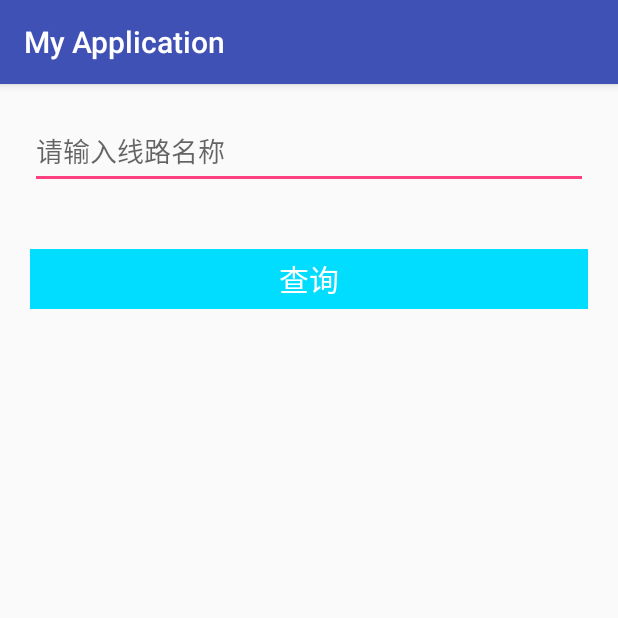
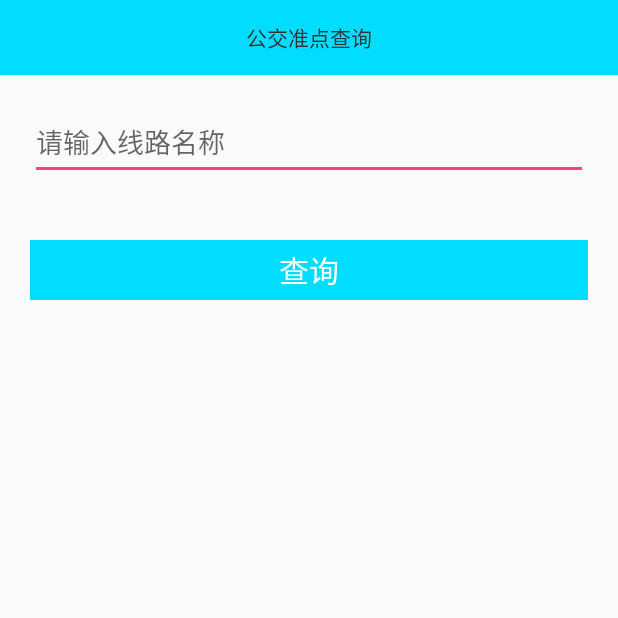
Before and after one commit to huxiaotian123/sh_bus, an Android app: the screen it shows after launch (MainActivity), on a phone screen of 412 x 824 dp, the top half of it. Run offline under Robolectric (Android 15) with nearby library versions, the phone set to English and light mode, and no system bars; libraries missing offline, so code that uses them is left out: com.zhy.http; 1 statement that could not run was skipped.

Commit message:
修改跳转逻辑

```diff
--- a/app/src/main/java/xt/candy/Utils/NetUtil.java
+++ b/app/src/main/java/xt/candy/net/NetUtil.java
@@ -1,4 +1,4 @@
-package xt.candy.Utils;
+package xt.candy.net;
 
 import android.support.annotation.NonNull;
 import com.zhy.http.okhttp.OkHttpUtils;
@@ -13,8 +13,10 @@ import java.util.TreeMap;
 //网路的工具类
 public class NetUtil {
 
+
     public static String LINE_MSG = "http://apps.eshimin.com/traffic/gjc/getBusBase";//获取线路
     public static String STOP_MSG = "http://apps.eshimin.com/traffic/gjc/getBusStop";//获取线路站点
+    public static String TIME_MSG = "http://apps.eshimin.com/traffic/gjc/getArriveBase";//时间信息
    // "http://apps.eshimin.com/traffic/gjc/getArriveBase
     // ?name=" + DisplayMessageActivity.this.line_name +
     // &lineid=" + DisplayMessageActivity.this.line_id +
--- a/app/src/main/java/xt/candy/ui/MainActivity.java
+++ b/app/src/main/java/xt/candy/ui/MainActivity.java
@@ -5,14 +5,16 @@ import android.support.annotation.NonNull;
 import android.text.TextUtils;
 import android.view.View;
 import android.widget.EditText;
-import okhttp3.Call;
+
 import xt.candy.R;
+import xt.candy.Utils.BusUtils;
 import xt.candy.Utils.TipsUtils;
 import xt.candy.base.BaseActivity;
 import xt.candy.base.BusStringCallback;
-import xt.candy.Utils.NetUtil;
+import xt.candy.net.NetUtil;
 import xt.candy.model.LineMsgModel;
 import xt.candy.model.ModelManger;
+import xt.candy.view.TopView;
 
 import java.util.TreeMap;
 
@@ -20,11 +22,15 @@ public class MainActivity extends BaseActivity {
 
     private EditText mEtInput;
     private View rootView;
+    private TopView mTopView;
 
     @Override
     protected void onCreate(Bundle savedInstanceState) {
         super.onCreate(savedInstanceState);
         setContentView(R.layout.activity_main);
+        mTopView = (TopView) findViewById(R.id.topview);
+        mTopView.getIvLeft().setVisibility(View.INVISIBLE);
+        mTopView.setTitle("公交准点查询");
         rootView = findViewById(R.id.root_view);
         mEtInput = (EditText) findViewById(R.id.et_input);
         findViewById(R.id.tv_search).setOnClickListener(new View.OnClickListener() {
@@ -42,7 +48,7 @@ public class MainActivity extends BaseActivity {
 
         if (!TextUtils.isEmpty(lineName)) {
             TreeMap params  = new TreeMap();
-            params.put("name",  checLineName(lineName));
+            params.put("name",  BusUtils.checLineName(lineName));
              NetUtil.doGet(NetUtil.LINE_MSG, params, new BusStringCallback() {
                  @Override
                  public void onBusResponse(String response, int id) {
@@ -50,8 +56,7 @@ public class MainActivity extends BaseActivity {
                      if(null == model){
                          TipsUtils.showSnackBar(rootView,"请输入正确的线路");
                      }else{
-                         getStopMsg(model);
-
+                         LineTimeActivity.showActivity(model,MainActivity.this);
                      }
                  }
 
@@ -59,31 +64,4 @@ public class MainActivity extends BaseActivity {
         }
     }
 
-
-    //手动添加路
-    @NonNull
-    private String checLineName(String lineName) {
-        if(TextUtils.isEmpty(lineName)){
-            return "";
-        }
-        if (!lineName.contains("路")) {
-            lineName += "路";
-        }
-        return lineName;
-    }
-
-    private void getStopMsg(LineMsgModel model) {
-        TreeMap params  = new TreeMap();
-        params.put("name",checLineName(model.line_name));
-        params.put("lineid",model.line_id);
-        NetUtil.doGet(  NetUtil.STOP_MSG, NetUtil.getStopMsgHeader(), params,new BusStringCallback(){
-
-            @Override
-            public void onBusResponse(String response, int id) {
-
-            }
-
-
-        });
-    }
 }
--- /dev/null
+++ b/app/src/main/java/xt/candy/view/TopView.java
@@ -0,0 +1,71 @@
+package xt.candy.view;
+
+import android.content.Context;
+import android.util.AttributeSet;
+import android.view.LayoutInflater;
+import android.view.View;
+import android.widget.ImageView;
+import android.widget.LinearLayout;
+import android.widget.TextView;
+
+import xt.candy.R;
+import xt.candy.base.BaseActivity;
+
+/**
+ * 项目名称：sh_bus
+ * 类描述：
+ * 创建时间：2016/9/14 13:06
+ */
+public class TopView extends LinearLayout {
+    public TopView(Context context) {
+        this(context, null);
+    }
+
+    public TopView(Context context, AttributeSet attrs) {
+        this(context, attrs, 0);
+    }
+
+    public TopView(Context context, AttributeSet attrs, int defStyleAttr) {
+        super(context, attrs, defStyleAttr);
+        initView(context);
+    }
+
+    private ImageView ivLeft;
+    private TextView tvTitle;
+    private ImageView ivRight;
+
+    private void initView(Context context) {
+        LayoutInflater inflater = LayoutInflater.from(context);
+        View layout = inflater.inflate(R.layout.topview, this, true);
+        ivLeft = (ImageView) layout.findViewById(R.id.iv_back);
+        tvTitle = (TextView) layout.findViewById(R.id.tv_title);
+        ivRight = (ImageView) layout.findViewById(R.id.iv_confirm);
+
+        if (context instanceof BaseActivity) {
+            final BaseActivity activity = (BaseActivity) context;
+            ivLeft.setOnClickListener(new OnClickListener() {
+                @Override
+                public void onClick(View v) {
+                    activity.finish();
+                }
+            });
+        }
+    }
+
+
+    public void setTitle(String title) {
+        tvTitle.setText(title);
+    }
+
+    public ImageView getIvLeft() {
+        return ivLeft;
+    }
+
+    public TextView getTvTitle() {
+        return tvTitle;
+    }
+
+    public ImageView getIvRight() {
+        return ivRight;
+    }
+}
--- a/app/src/main/res/layout/activity_main.xml
+++ b/app/src/main/res/layout/activity_main.xml
@@ -7,6 +7,10 @@
         android:orientation="vertical"
         android:layout_height="match_parent"
 >
+    <xt.candy.view.TopView
+        android:id="@+id/topview"
+        android:layout_width="match_parent"
+        android:layout_height="wrap_content"/>
 
     <EditText
             android:layout_margin="20dp"
@@ -24,6 +28,6 @@
             android:textSize="20sp"
             android:gravity="center"
             android:textColor="@android:color/white"
-            android:background="@android:color/holo_blue_bright"
+            android:background="@color/blue"
             android:id="@+id/tv_search"/>
 </LinearLayout>
--- /dev/null
+++ b/app/src/main/res/layout/topview.xml
@@ -0,0 +1,36 @@
+<?xml version="1.0" encoding="utf-8"?>
+<LinearLayout xmlns:android="http://schemas.android.com/apk/res/android"
+    xmlns:tools="http://schemas.android.com/tools"
+    android:layout_width="match_parent"
+    android:layout_height="50dp"
+    android:background="@color/blue"
+    android:orientation="horizontal">
+
+    <ImageView
+        android:id="@+id/iv_back"
+        android:layout_width="50dp"
+        android:layout_height="50dp"
+        android:padding="10dp"
+        android:src="@mipmap/back" />
+
+    <TextView
+        android:id="@+id/tv_title"
+        android:layout_width="0dp"
+        android:layout_height="match_parent"
+        android:layout_gravity="center_horizontal"
+        android:layout_weight="1"
+        android:gravity="center"
+        android:singleLine="true"
+        android:textColor="@color/black_title"
+        android:textSize="14sp"
+        tools:text="111111111" />
+
+    <ImageView
+        android:id="@+id/iv_confirm"
+        android:layout_width="50dp"
+        android:layout_height="50dp"
+        android:padding="10dp"
+        android:src="@mipmap/back"
+        android:visibility="invisible" />
+
+</LinearLayout>
--- a/app/src/main/res/values/colors.xml
+++ b/app/src/main/res/values/colors.xml
@@ -6,5 +6,6 @@
     <color name="black_title">#333</color>
     <color name="black_content">#666</color>
     <color name="black_hint">#999</color>
+    <color name="blue">#ff00ddff</color>
 
 </resources>
--- a/app/src/main/res/values/styles.xml
+++ b/app/src/main/res/values/styles.xml
@@ -1,11 +1,14 @@
 <resources>
 
     <!-- Base application theme. -->
-    <style name="AppTheme" parent="Theme.AppCompat.Light.DarkActionBar">
+    <style name="AppTheme" parent="Theme.AppCompat.Light.NoActionBar">
         <!-- Customize your theme here. -->
         <item name="colorPrimary">@color/colorPrimary</item>
+        <item name="android:fitsSystemWindows">true</item>
         <item name="colorPrimaryDark">@color/colorPrimaryDark</item>
         <item name="colorAccent">@color/colorAccent</item>
     </style>
 
+
+
 </resources>
```
Also changed, not shown: app/src/main/AndroidManifest.xml (+12 -10 lines), app/src/main/java/xt/candy/Utils/BusUtils.java (added, +24 -0 lines), app/src/main/java/xt/candy/model/LineMsgModel.java (+48 -1 lines), app/src/main/java/xt/candy/ui/LineTimeActivity.java (added, +60 -0 lines), app/src/main/res/layout/activity_line_time.xml (added, +14 -0 lines), app/src/main/res/mipmap-xhdpi/back.png (added).
